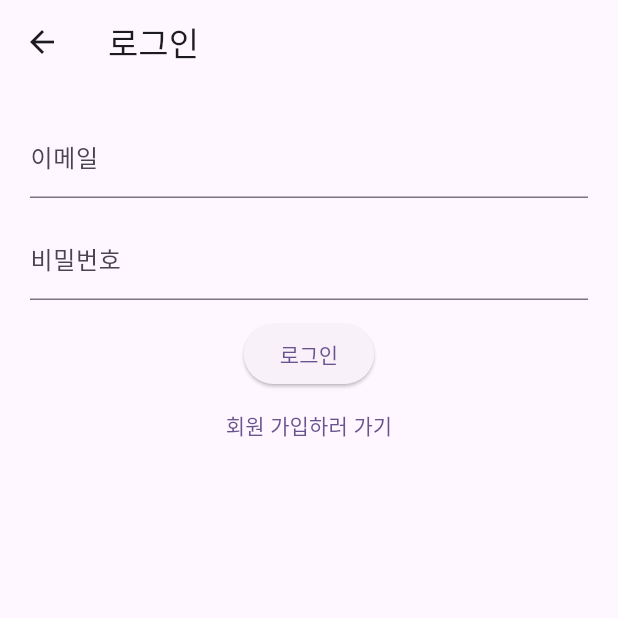
After one commit to pellbo123/chungju_tltl, a Flutter app: the LoginPage screen opened directly, on a phone screen of 412 x 824 dp, the top half of it. The commit adds this screen. Run offline on Flutter 3.47's test engine with Material 3 defaults, Android fonts, the phone set to English and light mode, and no system bars; our stand-ins replace flutter_dotenv, shared_preferences, supabase_flutter; accounts and stored records are empty; statements that could not run were skipped.

Commit message:
sususu27

```diff
--- /dev/null
+++ b/lib/login_page.dart
@@ -0,0 +1,70 @@
+import 'package:flutter/material.dart';
+import 'package:supabase_flutter/supabase_flutter.dart';
+
+class LoginPage extends StatefulWidget {
+  const LoginPage({super.key});
+
+  @override
+  State<LoginPage> createState() => _LoginPageState();
+}
+
+class _LoginPageState extends State<LoginPage> {
+  final TextEditingController emailController = TextEditingController();
+  final TextEditingController pwController = TextEditingController();
+  final SupabaseClient supabase = Supabase.instance.client;
+
+  Future<void> _login() async{
+    final email = emailController.text.trim();
+    final pw = pwController.text.trim();
+
+    try {
+      final response = await supabase.auth.signInWithPassword(
+          email: email,
+          password: pw
+      );
+
+      if (response.user != null) {
+        Navigator.pushReplacementNamed(context, '/todo-remote');
+      }
+    } catch (e){
+      ScaffoldMessenger.of(context).showSnackBar(
+          SnackBar(content: Text("로그인 실패: ${e}"))
+      );
+    }
+  }
+
+  @override
+  Widget build(BuildContext context) {
+    return Scaffold(
+      appBar: AppBar(title: const Text("로그인")),
+      body: Padding(
+        padding: const EdgeInsets.all(20),
+        child: Column(
+          children: [
+            TextField(
+              controller: emailController,
+              decoration: const InputDecoration(labelText: "이메일"),
+            ),
+            const SizedBox(height: 12),
+            TextField(
+              obscureText: true,
+              controller: pwController,
+              decoration: const InputDecoration(labelText: "비밀번호"),
+            ),
+            const SizedBox(height: 12),
+            ElevatedButton(
+              onPressed: _login,
+              child: const Text("로그인"),
+            ),
+            TextButton(
+                onPressed: () {
+                  Navigator.pushReplacementNamed(context, '/signup');
+                },
+                child: const Text("회원 가입하러 가기")
+            )
+          ],
+        ),
+      ),
+    );
+  }
+}
--- /dev/null
+++ b/lib/singnup_page.dart
@@ -0,0 +1,74 @@
+import 'package:flutter/material.dart';
+import 'package:supabase_flutter/supabase_flutter.dart';
+
+class LoginPage extends StatefulWidget {
+  const LoginPage({super.key});
+
+  @override
+  State<LoginPage> createState() => _LoginPageState();
+}
+
+class _LoginPageState extends State<LoginPage> {
+  final TextEditingController emailController = TextEditingController();
+  final TextEditingController pwController = TextEditingController();
+  final SupabaseClient supabase = Supabase.instance.client;
+
+  Future<void> _login() async{
+    final email = emailController.text.trim();
+    final pw = pwController.text.trim();
+
+    try {
+      final response = await supabase.auth.signInWithPassword(
+          email: email,
+          password: pw
+      );
+
+      if (response.user != null) {
+        Navigator.pushReplacementNamed(context, '/todo-remote');
+      }
+    } catch (e){
+      try {
+        await supabase.auth.signUp(email: email, password: pw);
+
+        ScaffoldMessenger.of(context).showSnackBar(
+            SnackBar(content: Text("회원가입 성공! 다시 로그인 해보세요."))
+        );
+      } catch (e){
+        ScaffoldMessenger.of(context).showSnackBar(
+            SnackBar(content: Text("회원가입 실패: ${e}"))
+        );
+      }
+      /*ScaffoldMessenger.of(context).showSnackBar(
+        SnackBar(content: Text("로그인 실패: ${e}"))
+      );*/
+    }
+  }
+
+  @override
+  Widget build(BuildContext context) {
+    return Scaffold(
+      appBar: AppBar(title: const Text("로그인")),
+      body: Padding(
+        padding: const EdgeInsets.all(20),
+        child: Column(
+          children: [
+            TextField(
+              controller: emailController,
+              decoration: const InputDecoration(labelText: "이메일"),
+            ),
+            const SizedBox(height: 12),
+            TextField(
+              controller: pwController,
+              decoration: const InputDecoration(labelText: "비밀번호"),
+            ),
+            const SizedBox(height: 12),
+            ElevatedButton(
+              onPressed: _login,
+              child: const Text("로그인"),
+            )
+          ],
+        ),
+      ),
+    );
+  }
+}
```
Also changed, not shown: lib/home_page.dart (+7 -6 lines), lib/main.dart (+17 -9 lines).
